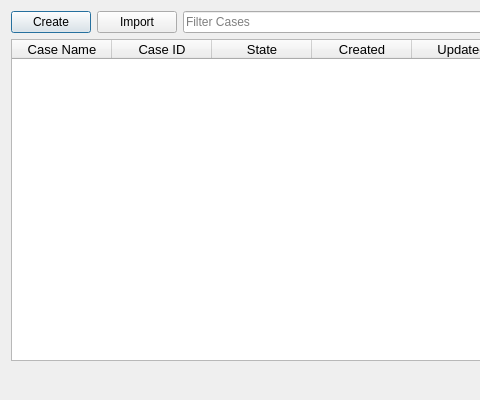
davidferrei/nomen, file src/ui/dialogs/startupdialog.ui: the form before one commit; both pictures show x 0 to 480 and y 0 to 400 of the 700 by 400 pixel window.
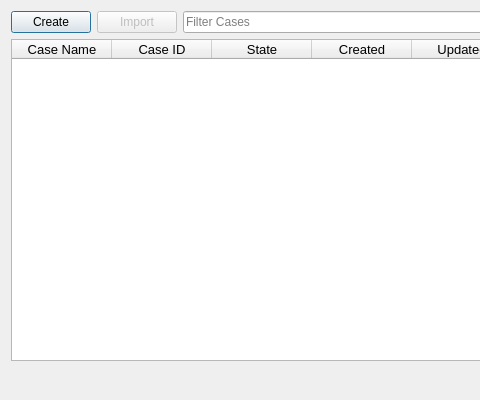
The form after the commit.

What changed in the file:
```diff
--- a/src/ui/dialogs/startupdialog.ui
+++ b/src/ui/dialogs/startupdialog.ui
@@ -27,6 +27,12 @@
        </item>
        <item>
         <widget class="QPushButton" name="bttn_import_case">
+         <property name="enabled">
+          <bool>false</bool>
+         </property>
+         <property name="toolTip">
+          <string>TO BE IMPLEMENTED</string>
+         </property>
          <property name="text">
           <string>Import</string>
          </property>
```
